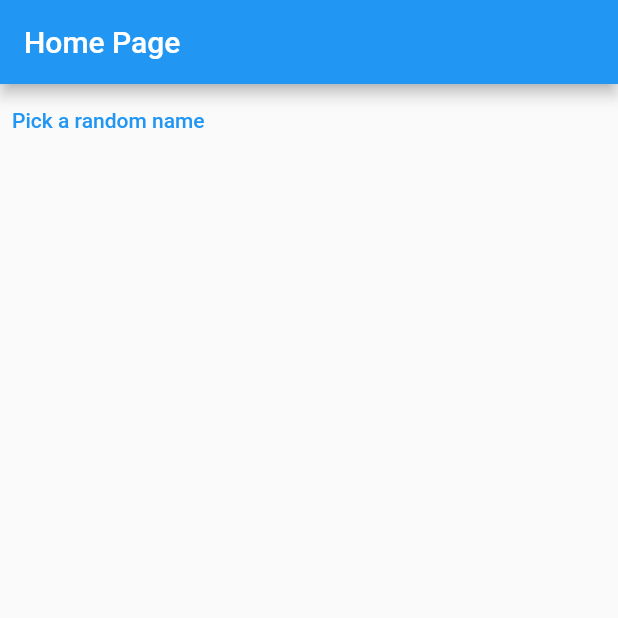
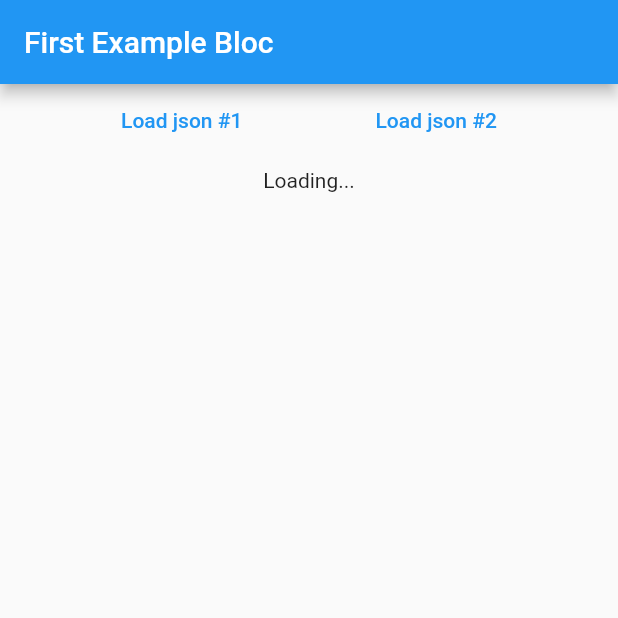
Before and after one commit to anketmanoj/bloc_work, a Flutter app: the screen it shows after launch, on a phone screen of 412 x 824 dp, the top half of it. Run offline on Flutter 3.47's test engine with Material 2 defaults, Android fonts, the phone set to English and light mode, and no system bars; our stand-ins replace bloc, flutter_bloc.

Commit message:
first bloc example done

```diff
--- /dev/null
+++ b/lib/intro_to_bloc/first_example_bloc.dart
@@ -0,0 +1,176 @@
+import 'dart:convert';
+import 'dart:io';
+
+import 'package:flutter/material.dart';
+import 'package:bloc/bloc.dart';
+import 'package:flutter_bloc/flutter_bloc.dart';
+import 'dart:developer' as devtools show log;
+
+extension Log on Object {
+  void log() => devtools.log(toString());
+}
+
+@immutable
+abstract class LoadAction {
+  const LoadAction();
+}
+
+@immutable
+class LoadPersonsAction implements LoadAction {
+  final PersonUrl url;
+  const LoadPersonsAction({required this.url}) : super();
+}
+
+enum PersonUrl {
+  person1,
+  person2,
+}
+
+extension UrlString on PersonUrl {
+  String get urlString {
+    switch (this) {
+      case PersonUrl.person1:
+        return "http://127.0.0.1:5500/api/persons1.json";
+      case PersonUrl.person2:
+        return "http://127.0.0.1:5500/api/persons2.json";
+    }
+  }
+}
+
+@immutable
+class Person {
+  final String name;
+  final int age;
+
+  const Person({
+    required this.name,
+    required this.age,
+  });
+
+  Person.fromJson(Map<String, dynamic> json)
+      : name = json['name'] as String,
+        age = json['age'] as int;
+
+  @override
+  String toString() => "Person(name: $name, age: $age)";
+}
+
+Future<Iterable<Person>> getPersons(String url) => HttpClient()
+    .getUrl(Uri.parse(url))
+    .then((req) => req.close())
+    .then((res) => res.transform(utf8.decoder).join())
+    .then((str) => json.decode(str) as List<dynamic>)
+    .then((list) => list.map((e) => Person.fromJson(e)));
+
+@immutable
+class FetchResult {
+  final Iterable<Person> persons;
+  final bool isRetrievedFromCache;
+
+  const FetchResult({
+    required this.persons,
+    required this.isRetrievedFromCache,
+  });
+
+  @override
+  String toString() =>
+      "FetchResults (isRetrievedFromCache: $isRetrievedFromCache), persons: $persons";
+}
+
+class PersonsBloc extends Bloc<LoadAction, FetchResult?> {
+  final Map<PersonUrl, Iterable<Person>> _cache = {};
+  PersonsBloc() : super(null) {
+    on<LoadPersonsAction>(
+      (event, emit) async {
+        final url = event.url;
+        if (_cache.containsKey(url)) {
+          final _cachedPersons = _cache[url]!;
+          final result =
+              FetchResult(persons: _cachedPersons, isRetrievedFromCache: true);
+          emit(result);
+        } else {
+          final persons = await getPersons(url.urlString);
+          _cache[url] = persons;
+          final result =
+              FetchResult(persons: persons, isRetrievedFromCache: false);
+          emit(result);
+        }
+      },
+    );
+  }
+}
+
+extension Subscript<T> on Iterable<T> {
+  T? operator [](int index) => length > index ? elementAt(index) : null;
+}
+
+class FirstExampleBloc extends StatelessWidget {
+  FirstExampleBloc({Key? key}) : super(key: key);
+
+  @override
+  Widget build(BuildContext context) {
+    return Scaffold(
+      appBar: AppBar(
+        title: const Text('First Example Bloc'),
+      ),
+      body: Column(
+        children: [
+          Row(
+            mainAxisAlignment: MainAxisAlignment.spaceEvenly,
+            children: [
+              TextButton(
+                onPressed: () {
+                  context
+                      .read<PersonsBloc>()
+                      .add(const LoadPersonsAction(url: PersonUrl.person1));
+                },
+                child: const Text(
+                  "Load json #1",
+                ),
+              ),
+              TextButton(
+                onPressed: () {
+                  context
+                      .read<PersonsBloc>()
+                      .add(const LoadPersonsAction(url: PersonUrl.person2));
+                },
+                child: const Text(
+                  "Load json #2",
+                ),
+              ),
+            ],
+          ),
+          Padding(
+            padding: const EdgeInsets.all(8),
+            child: BlocBuilder<PersonsBloc, FetchResult?>(
+              buildWhen: (previous, current) =>
+                  previous?.persons != current?.persons,
+              builder: (context, fetchResults) {
+                fetchResults?.log();
+                final persons = fetchResults?.persons;
+                if (persons == null) {
+                  return const Text("Loading...");
+                }
+                return Container(
+                  height: MediaQuery.of(context).size.height * 0.8,
+                  width: double.maxFinite,
+                  child: ListView.builder(
+                      itemCount: persons.length,
+                      itemBuilder: (context, index) {
+                        final person = persons[index];
+                        return ListTile(
+                          title: Text(person!.name),
+                          subtitle: Text(
+                            person.age.toString(),
+                          ),
+                        );
+                      }),
+                );
+              },
+            ),
+          ),
+        ],
+      ),
+    );
+  }
+}
--- a/lib/main.dart
+++ b/lib/main.dart
@@ -1,6 +1,9 @@
+import 'package:bloc_work/intro_to_bloc/first_example_bloc.dart';
 import 'package:flutter/material.dart';
 import 'package:bloc/bloc.dart';
 import 'dart:math' as math show Random;
+
+import 'package:flutter_bloc/flutter_bloc.dart';
 
 void main() {
   runApp(const MyApp());
@@ -18,7 +21,10 @@ class MyApp extends StatelessWidget {
       theme: ThemeData(
         primarySwatch: Colors.blue,
       ),
-      home: const MyHomePage(),
+      home: BlocProvider(
+        create: (_) => PersonsBloc(),
+        child: FirstExampleBloc(),
+      ),
     );
   }
 }
```
Also changed, not shown: api/persons1.json (added, +14 -0 lines), api/persons2.json (added, +14 -0 lines).
